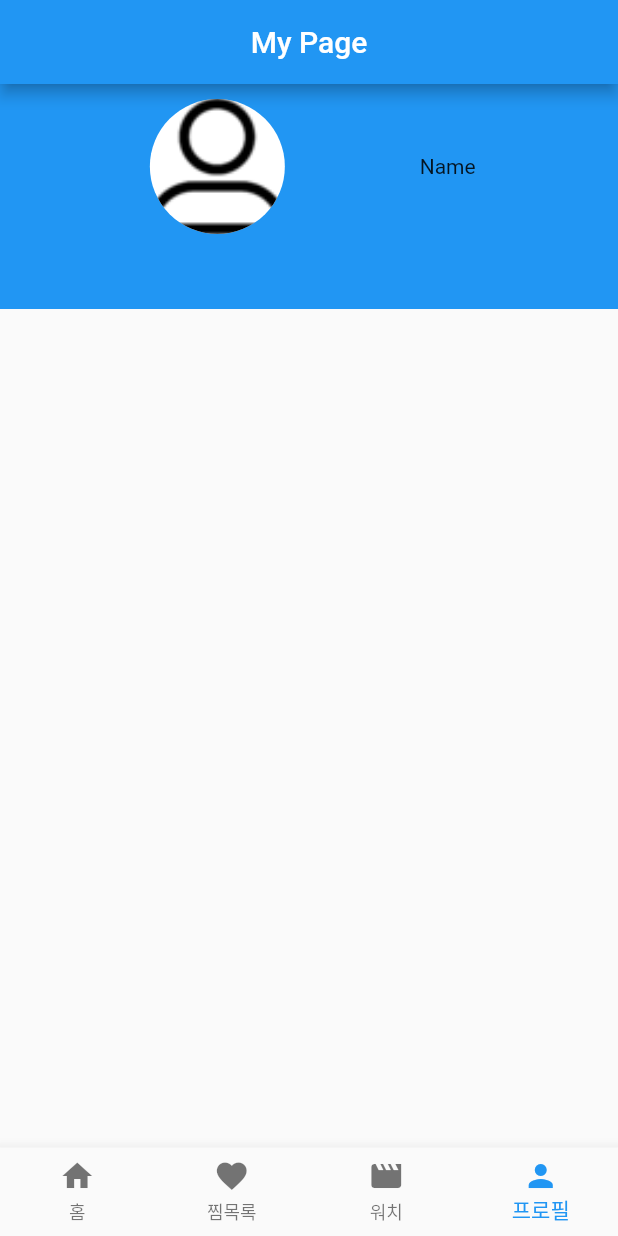
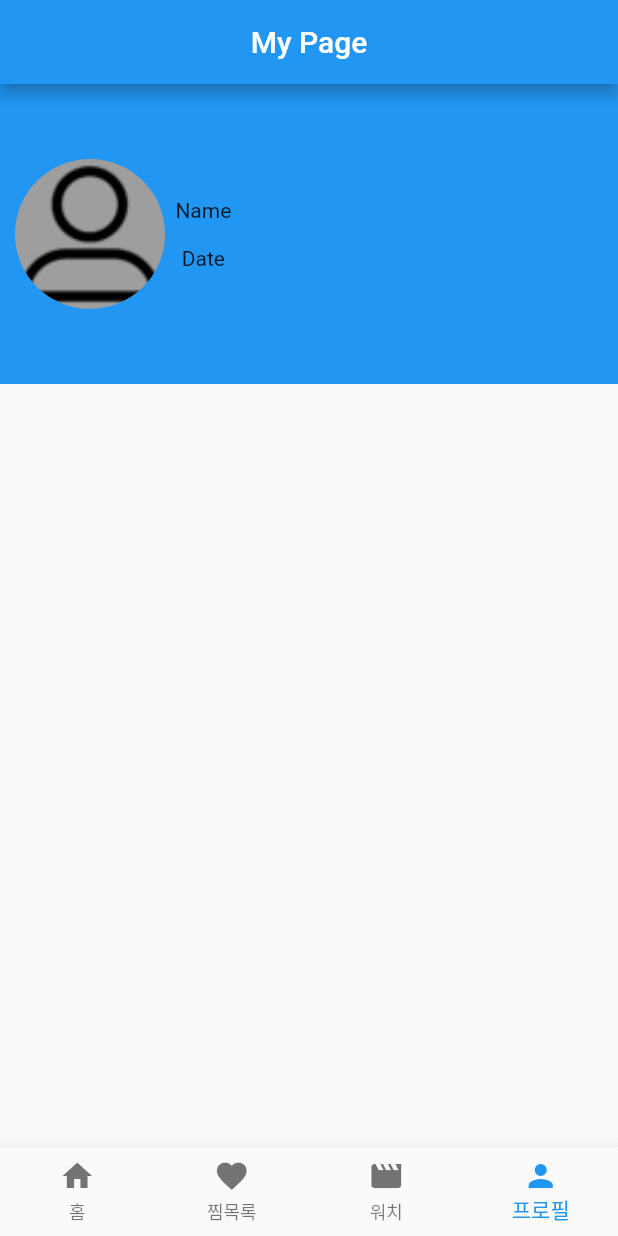
Before and after one commit to awdasczv/newitem_alarm, a Flutter app: the screen it shows after launch, item 4 of the bottom bar chosen, on a phone screen of 412 x 824 dp. Run offline on Flutter 3.47's test engine with Material 2 defaults, Android fonts, the light colour scheme and no system bars.

Commit message:
neeew update profile

```diff
--- a/lib/ProfilePages/ProfileHome.dart
+++ b/lib/ProfilePages/ProfileHome.dart
@@ -17,24 +17,30 @@
         body: Column(
             crossAxisAlignment: CrossAxisAlignment.start,
             children: <Widget>[
-                Container(
-                  width: double.infinity,
-                  height: 150,
+              Container(
                   color: Colors.blue,
-                  padding: EdgeInsets.only(left: 10, right: 10, top: 10, bottom: 50),
+                  padding: EdgeInsets.only(left: 10, right: 10, top: 50, bottom: 50),
                   child: Row(
-                    mainAxisAlignment: MainAxisAlignment.spaceEvenly,
+                    mainAxisAlignment: MainAxisAlignment.start,
                     children: [
                       CircleAvatar(
                         radius: 50,
-                        backgroundColor: Colors.white,
+                        backgroundColor: Colors.grey,
                         backgroundImage: AssetImage('assets/images/profile3.png'),
                       ),
-                      Text("Name")
+                      Column(
+                        mainAxisAlignment: MainAxisAlignment.start,
+                        children: [
+                          Text("  Name"),
+                          Text(" "),
+                          Text("  Date")
+                        ],
+                      )
+
                     ],
                   )
 
-                    /*child: Container(
+                /*child: Container(
                       padding: EdgeInsets.only(left: 10, right: 10, top: 10, bottom: 50),
                       child: CircleAvatar(
                         radius: 50,
@@ -42,7 +48,7 @@
                         backgroundImage: AssetImage('images/profile.png'),
                       ),
                     )*/
-                ),
+              ),
                /*Expanded(
                    child: Container(
                        child: Column(
```
